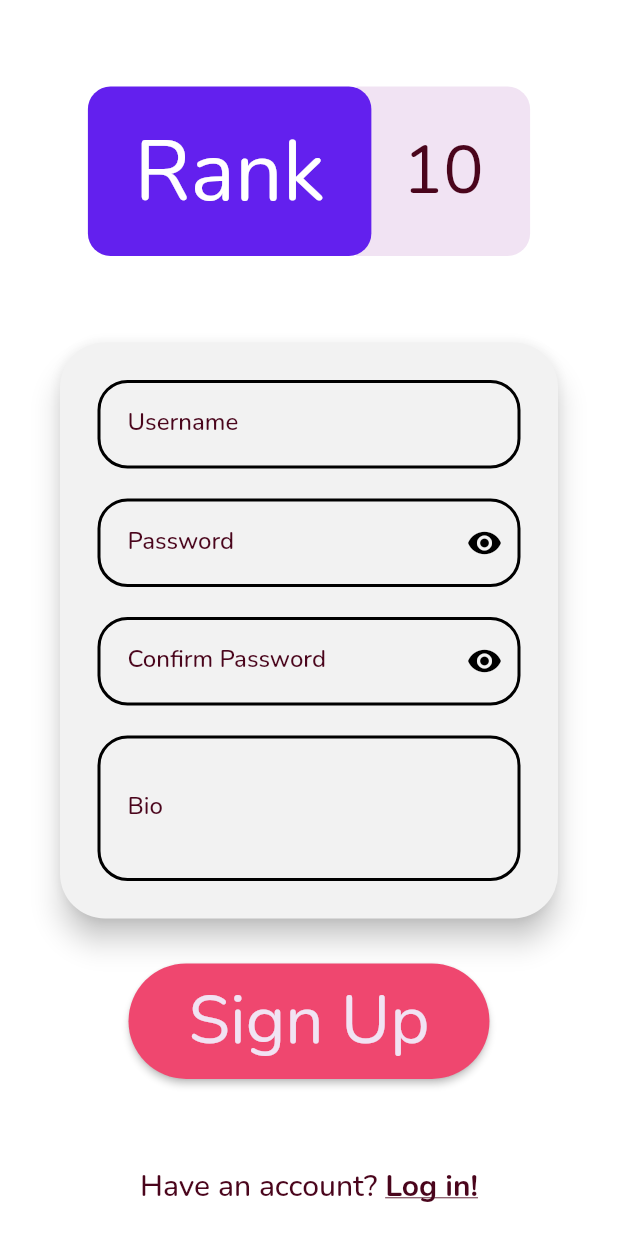
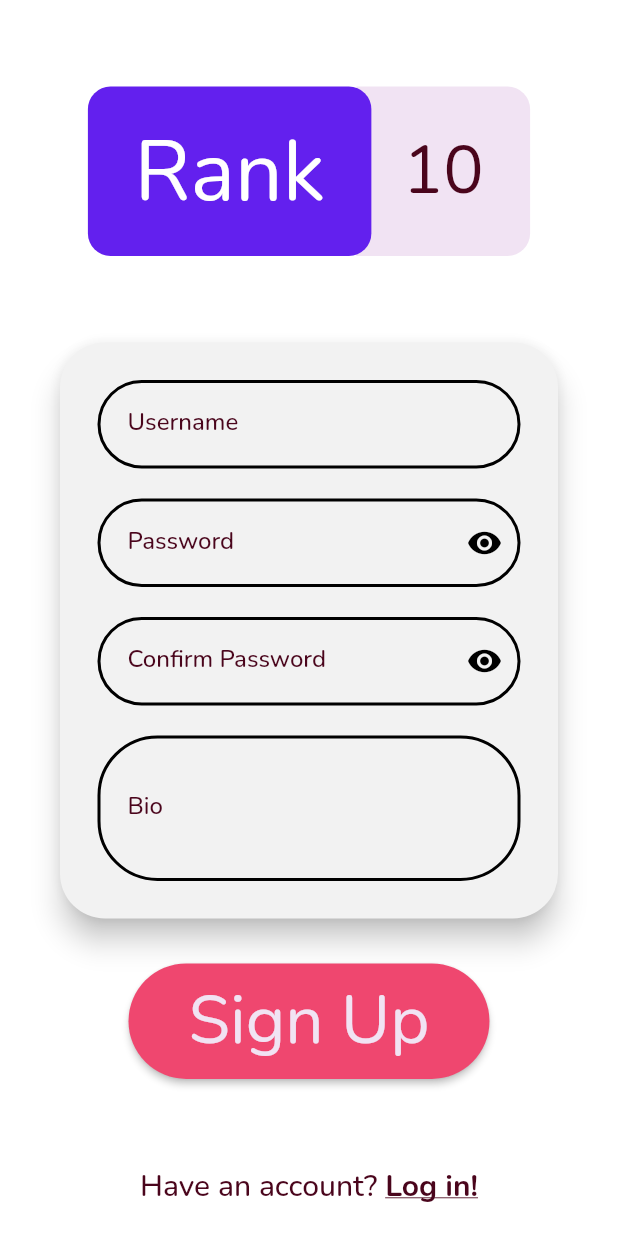
Before and after one commit to meh430/rank_ten_flutter, a Flutter app: the screen it shows after launch, after a tap on "Login", after a tap on "Sign up!", on a phone screen of 412 x 824 dp. Run offline on Flutter 3.47's test engine with Material 2 defaults, Android fonts, the phone set to English and light mode, and no system bars; our stand-ins replace flutter_spinkit, google_fonts, shared_preferences; accounts and stored records are empty; network calls fail.

```diff
--- a/lib/api/auth.dart
+++ b/lib/api/auth.dart
@@ -1,3 +1,4 @@
+import 'package:flutter/foundation.dart';
 import 'package:rank_ten/api/rank_api.dart';
 import 'package:rank_ten/models/user.dart';
 import 'package:rank_ten/preferences_store.dart';
@@ -14,7 +15,8 @@ class Authorization {
     return user;
   }
 
-  static Future<User> loginUser({String userName, String password}) async {
+  static Future<User> loginUser(
+      {@required String userName, @required String password}) async {
     var response = await _api.post(
         endpoint: '/login',
         data: {'user_name': userName, 'password': password});
@@ -25,7 +27,9 @@ class Authorization {
   }
 
   static Future<User> signupUser(
-      {String userName, String password, String bio}) async {
+      {@required String userName,
+      @required String password,
+      @required String bio}) async {
     var response = await _api.post(
         endpoint: '/signup',
         data: {'user_name': userName, 'password': password, 'bio': bio});
--- a/lib/components/login.dart
+++ b/lib/components/login.dart
@@ -14,7 +14,7 @@ OutlineInputBorder getInputStyle(bool isDark) {
   return OutlineInputBorder(
       borderSide:
           BorderSide(color: isDark ? palePurple : Colors.black, width: 2.0),
-      borderRadius: BorderRadius.all(Radius.circular(20.0)));
+      borderRadius: BorderRadius.circular(40.0));
 }
 
 class SubmitButton extends StatelessWidget {
@@ -22,25 +22,28 @@ class SubmitButton extends StatelessWidget {
   final bool isLoading;
   final bool isLogin;
 
-  SubmitButton({this.submitData, this.isLoading, this.isLogin});
+  SubmitButton({@required this.submitData,
+    @required this.isLoading,
+    @required this.isLogin});
 
   @override
   Widget build(BuildContext context) {
     return isLoading
-        ? SpinKitDoubleBounce(
+        ? const SpinKitDoubleBounce(
       color: hanPurple,
       size: 50.0,
     )
         : RaisedButton(
-            padding:
-                EdgeInsets.only(left: 40.0, right: 40.0, top: 8.0, bottom: 8.0),
+      padding: const EdgeInsets.only(
+          left: 40.0, right: 40.0, top: 8.0, bottom: 8.0),
       color: paraPink,
       onPressed: () => submitData(context),
       shape: RoundedRectangleBorder(
         borderRadius: BorderRadius.circular(40.0),
       ),
       child: Text(isLogin ? "Login" : "Sign Up",
-                style: Theme.of(context)
+          style: Theme
+              .of(context)
               .primaryTextTheme
               .headline3
               .copyWith(color: palePurple)),
@@ -74,7 +77,10 @@ class Login extends StatelessWidget {
   final pController;
   final _fKey = GlobalKey<FormState>();
 
-  Login({this.submitLogin, this.isLoading, this.uController, this.pController});
+  Login({@required this.submitLogin,
+    @required this.isLoading,
+    @required this.uController,
+    @required this.pController});
 
   submitForm(BuildContext context) {
     if (_fKey.currentState.validate()) {
@@ -94,7 +100,7 @@ class Login extends StatelessWidget {
         mainAxisAlignment: MainAxisAlignment.spaceEvenly,
         children: <Widget>[
           NameField(uController: uController, labelStyle: labelStyle),
-          SizedBox(height: 20.0),
+          const SizedBox(height: 20.0),
           PasswordField(
               pController: pController,
               labelStyle: labelStyle,
@@ -106,7 +112,7 @@ class Login extends StatelessWidget {
       child: Column(
         children: <Widget>[
           FormWrapper(textFields: textFields),
-          SizedBox(height: 80),
+          const SizedBox(height: 80),
           SubmitButton(
               isLoading: isLoading, isLogin: true, submitData: submitForm)
         ],
@@ -121,10 +127,9 @@ class PasswordField extends StatefulWidget {
   final fieldValidator;
   final bool confirm;
 
-  PasswordField(
-      {this.pController,
-      this.labelStyle,
-      this.fieldValidator,
+  PasswordField({@required this.pController,
+    @required this.labelStyle,
+    @required this.fieldValidator,
     this.confirm = false});
 
   @override
@@ -167,7 +172,7 @@ class NameField extends StatelessWidget {
   final uController;
   final labelStyle;
 
-  NameField({this.uController, this.labelStyle});
+  NameField({@required this.uController, @required this.labelStyle});
 
   @override
   Widget build(BuildContext context) {
@@ -179,7 +184,7 @@ class NameField extends StatelessWidget {
         validator: validateUsername,
         decoration: InputDecoration(
             labelText: 'Username',
-            contentPadding: EdgeInsets.all(20.0),
+            contentPadding: const EdgeInsets.all(20.0),
             labelStyle: labelStyle,
             border: getInputStyle(isDark),
             enabledBorder: getInputStyle(isDark),
@@ -190,7 +195,7 @@ class NameField extends StatelessWidget {
 class FormWrapper extends StatelessWidget {
   final textFields;
 
-  FormWrapper({this.textFields});
+  FormWrapper({@required this.textFields});
 
   @override
   Widget build(BuildContext context) {
@@ -199,11 +204,11 @@ class FormWrapper extends StatelessWidget {
       shape: RoundedRectangleBorder(
         borderRadius: BorderRadius.circular(30.0),
       ),
-      margin: EdgeInsets.only(left: 40, right: 40, bottom: 10.0),
+      margin: const EdgeInsets.only(left: 40, right: 40, bottom: 10.0),
       child: Padding(
-        padding: EdgeInsets.all(10.0),
+        padding: const EdgeInsets.all(10.0),
         child: Container(
-          margin: EdgeInsets.all(15.0),
+          margin: const EdgeInsets.all(15.0),
           child: textFields,
         ),
       ),
--- a/lib/components/logo.dart
+++ b/lib/components/logo.dart
@@ -1,7 +1,7 @@
 import 'package:flutter/material.dart';
 import 'package:rank_ten/app_theme.dart';
 
-const bRadius = Radius.circular(15.0);
+const bRadius = const Radius.circular(15.0);
 const rankScale = 0.62;
 const tenScale = 0.38;
 
@@ -18,9 +18,9 @@ class Logo extends StatelessWidget {
           Positioned(
             right: 5.0,
             child: Container(
-              decoration: BoxDecoration(
+              decoration: const BoxDecoration(
                   color: palePurple,
-                  borderRadius: BorderRadius.only(
+                  borderRadius: const BorderRadius.only(
                       topRight: bRadius, bottomRight: bRadius)),
               width: totalWidth * tenScale,
               height: height,
@@ -36,7 +36,7 @@ class Logo extends StatelessWidget {
           Positioned(
             left: 5.0,
             child: Container(
-              decoration: BoxDecoration(
+              decoration: const BoxDecoration(
                   color: hanPurple, borderRadius: BorderRadius.all(bRadius)),
               width: totalWidth * rankScale,
               height: height,
--- a/lib/components/signup.dart
+++ b/lib/components/signup.dart
@@ -26,12 +26,12 @@ class Signup extends StatelessWidget {
   final _fKey = GlobalKey<FormState>();
 
   Signup(
-      {this.submitSignup,
-      this.isLoading,
-      this.pController,
-      this.uController,
-      this.pConfirmController,
-      this.bController});
+      {@required this.submitSignup,
+      @required this.isLoading,
+      @required this.pController,
+      @required this.uController,
+      @required this.pConfirmController,
+      @required this.bController});
 
   submitForm(BuildContext context) {
     if (pController.text != pConfirmController.text) {
@@ -56,19 +56,19 @@ class Signup extends StatelessWidget {
         mainAxisAlignment: MainAxisAlignment.spaceEvenly,
         children: <Widget>[
           NameField(uController: uController, labelStyle: labelStyle),
-          SizedBox(height: 20.0),
+          const SizedBox(height: 20.0),
           PasswordField(
               pController: pController,
               labelStyle: labelStyle,
               fieldValidator: validatePwd),
-          SizedBox(height: 20.0),
+          const SizedBox(height: 20.0),
           PasswordField(
             pController: pConfirmController,
             labelStyle: labelStyle,
             fieldValidator: validatePwd,
             confirm: true,
           ),
-          SizedBox(height: 20.0),
+          const SizedBox(height: 20.0),
           getBioField(bController, labelStyle, context)
         ]);
 
@@ -77,7 +77,7 @@ class Signup extends StatelessWidget {
       child: Column(
         children: <Widget>[
           FormWrapper(textFields: textFields),
-          SizedBox(height: 20),
+          const SizedBox(height: 20),
           SubmitButton(
               isLoading: isLoading, isLogin: false, submitData: submitForm)
         ],
@@ -96,7 +96,7 @@ TextFormField getBioField(TextEditingController bController,
       maxLines: 3,
       decoration: InputDecoration(
           labelText: 'Bio',
-          contentPadding: EdgeInsets.all(20.0),
+          contentPadding: const EdgeInsets.all(20.0),
           labelStyle: labelStyle,
           border: getInputStyle(themeChange.isDark),
           enabledBorder: getInputStyle(themeChange.isDark),
--- a/lib/routes/login_signup.dart
+++ b/lib/routes/login_signup.dart
@@ -37,13 +37,15 @@ class _LoginSignupState extends State<LoginSignup> {
       var userData =
           await Authorization.loginUser(userName: uName, password: pwd);
       print(userData);
+
+      userProvider.jwtToken = userData.jwtToken;
+      userProvider.initMainUser(userData);
+
       setState(() {
         _isLoading = false;
       });
 
-      userProvider.jwtToken = userData.jwtToken;
-      await userProvider.initMainUser(uName);
-      //TODO: push home route
+      //push home route
       Navigator.pop(context);
       Navigator.pushNamed(context, '/main');
     } catch (e) {
@@ -68,11 +70,12 @@ class _LoginSignupState extends State<LoginSignup> {
           userName: uName, password: pwd, bio: bio);
       print(userData);
       userProvider.jwtToken = userData.jwtToken;
-      await userProvider.initMainUser(uName);
+      userProvider.initMainUser(userData);
       setState(() {
         _isLoading = false;
       });
-      //TODO: push home route
+
+      //push home route
       Navigator.pop(context);
       Navigator.pushNamed(context, '/main');
     } catch (e) {
@@ -97,9 +100,13 @@ class _LoginSignupState extends State<LoginSignup> {
           mainAxisSize: MainAxisSize.max,
           mainAxisAlignment: MainAxisAlignment.center,
           children: <Widget>[
-            Flexible(child: SizedBox(height: 60), fit: FlexFit.tight, flex: 1),
+            Flexible(
+                child: const SizedBox(height: 60), fit: FlexFit.tight, flex: 1),
             Logo(),
-            Flexible(child: SizedBox(height: 100), fit: FlexFit.tight, flex: 1),
+            Flexible(
+                child: const SizedBox(height: 100),
+                fit: FlexFit.tight,
+                flex: 1),
             _isLogin
                 ? Login(
                 submitLogin: _handleLogin,
@@ -113,16 +120,21 @@ class _LoginSignupState extends State<LoginSignup> {
                 uController: _uController,
                 bController: _bController,
                 pConfirmController: _pConfirmController),
-            Flexible(child: SizedBox(height: 70), fit: FlexFit.tight, flex: 1),
+            Flexible(
+                child: const SizedBox(height: 70), fit: FlexFit.tight, flex: 1),
             Row(
               mainAxisAlignment: MainAxisAlignment.center,
               children: <Widget>[
                 Text(_isLogin ? "Don't have an account? " : "Have an account? ",
-                    style: Theme.of(context).primaryTextTheme.headline6),
+                    style: Theme
+                        .of(context)
+                        .primaryTextTheme
+                        .headline6),
                 GestureDetector(
                   onTap: () => setState(() => _isLogin = !_isLogin),
                   child: Text(_isLogin ? "Sign up!" : "Log in!",
-                      style: Theme.of(context)
+                      style: Theme
+                          .of(context)
                           .primaryTextTheme
                           .headline6
                           .copyWith(
@@ -131,7 +143,7 @@ class _LoginSignupState extends State<LoginSignup> {
                 )
               ],
             ),
-            SizedBox(
+            const SizedBox(
               height: 20,
             )
           ],
--- a/lib/routes/splash.dart
+++ b/lib/routes/splash.dart
@@ -41,8 +41,8 @@ class _SplashState extends State<Splash> {
         print("Token valid. Parsed user data");
         print(userData);
         mainUserProvider.jwtToken = token;
-        await mainUserProvider.initMainUser(userData.userName);
-
+        mainUserProvider.initMainUser(userData);
+        print("Token valid. Parsed user data");
         Navigator.pop(context);
         Navigator.pushNamed(context, '/main');
       } catch (e) {
@@ -68,10 +68,11 @@ class _SplashState extends State<Splash> {
       try {
         var userData = await Authorization.loginUser(
             userName: userName, password: password);
-        print("Credentials valid. Parsed user data");
         print(userData);
         userProvider.jwtToken = userData.jwtToken;
-        await userProvider.initMainUser(userData.userName);
+        userProvider.initMainUser(userData);
+        print("Credentials valid. Parsed user data");
+
         Navigator.pop(context);
         Navigator.pushNamed(context, '/main');
       } catch (e) {
@@ -92,8 +93,8 @@ class _SplashState extends State<Splash> {
                 mainAxisAlignment: MainAxisAlignment.center,
                 children: <Widget>[
           Logo(),
-          SizedBox(height: 200, width: 50),
-          SpinKitCubeGrid(
+          const SizedBox(height: 200, width: 50),
+          const SpinKitCubeGrid(
             color: hanPurple,
             size: 70.0,
           )
```
Also changed, not shown: lib/api/rank_api.dart (+7 -6 lines), lib/components/user_info.dart (+7 -7 lines), lib/main_user_provider.dart (+3 -4 lines), lib/routes/main_screen.dart (+10 -10 lines), lib/user_bloc.dart (+12 -4 lines). Lines whose indentation alone changed are shown as unchanged.
